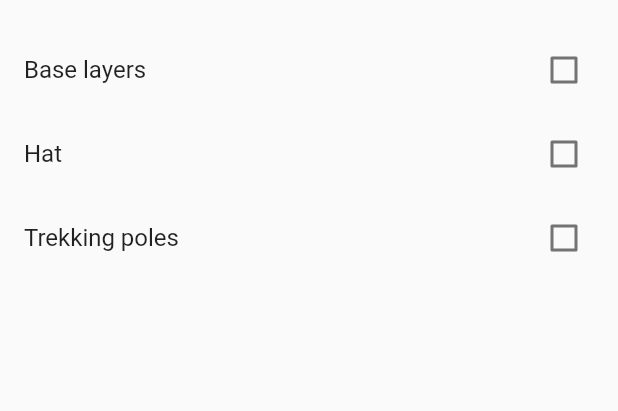
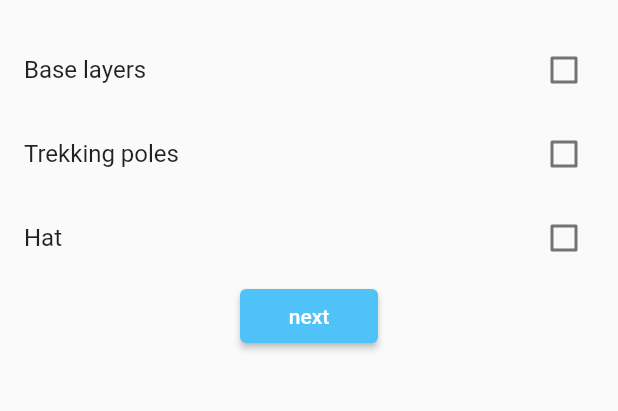
Before and after one commit to anahoward815/MobileProject, a Flutter app: the Equipment screen opened by its route, on a phone screen of 412 x 824 dp, the part 560-971 px from its top. Run offline on Flutter 3.47's test engine with Material 2 defaults, Android fonts, the phone set to English and light mode, and no system bars; missing offline and left inert: dart:ffi, flutter_osm_plugin.

Commit message:
added functionality for flow

```diff
--- a/HikingApp/lib/pages/equipment.dart
+++ b/HikingApp/lib/pages/equipment.dart
@@ -18,8 +18,9 @@ class _EquipmentState extends State<Equipment> {
     "Hiking pants": false,
     "Hiking boots": false,
     "Base layers": false,
+    "Trekking poles": false,
     "Hat": false,
-    "Trekking poles": false,
+    "empty spot": false,
   };
 
   Map<int, bool> selectedFlag = {};
@@ -34,6 +35,21 @@ class _EquipmentState extends State<Equipment> {
         itemBuilder: (context, index) {
           bool _value = equipmentList.values.elementAt(index);
           String item = equipmentList.keys.elementAt(index);
+          if (index == equipmentList.keys.length - 1) {
+            return Container(
+              margin: const EdgeInsets.fromLTRB(160, 0, 160, 0),
+              child: ElevatedButton(
+                onPressed: () {
+                  Navigator.pushNamed(context, '/fitness');
+                },
+                child: Text('next'),
+                style: ElevatedButton.styleFrom(
+                    primary: Colors.lightBlue[300],
+                    // padding: EdgeInsets.fromLTRB(30, 5, 30, 5)
+                ),
+              ),
+            );
+          }
           return CheckboxListTile(
               value: _value,
               title: Text(
--- a/HikingApp/lib/pages/saved_hikes.dart
+++ b/HikingApp/lib/pages/saved_hikes.dart
@@ -46,6 +46,7 @@ class _SavedHikesPage extends State<SavedHikesPage> {
           HikeCardDisplay.withList(getHikes()),
           ElevatedButton(
             onPressed: () {
+              Navigator.pushNamed(context, '/hikeRecommendation');
             },
             child: Text(
               'Add Hike +',
```
